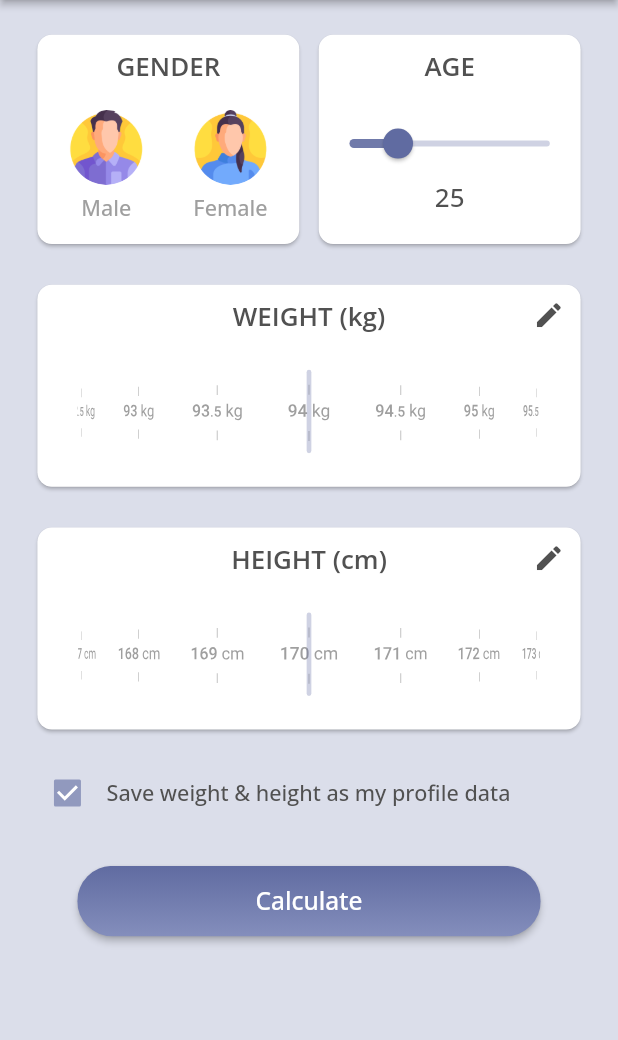
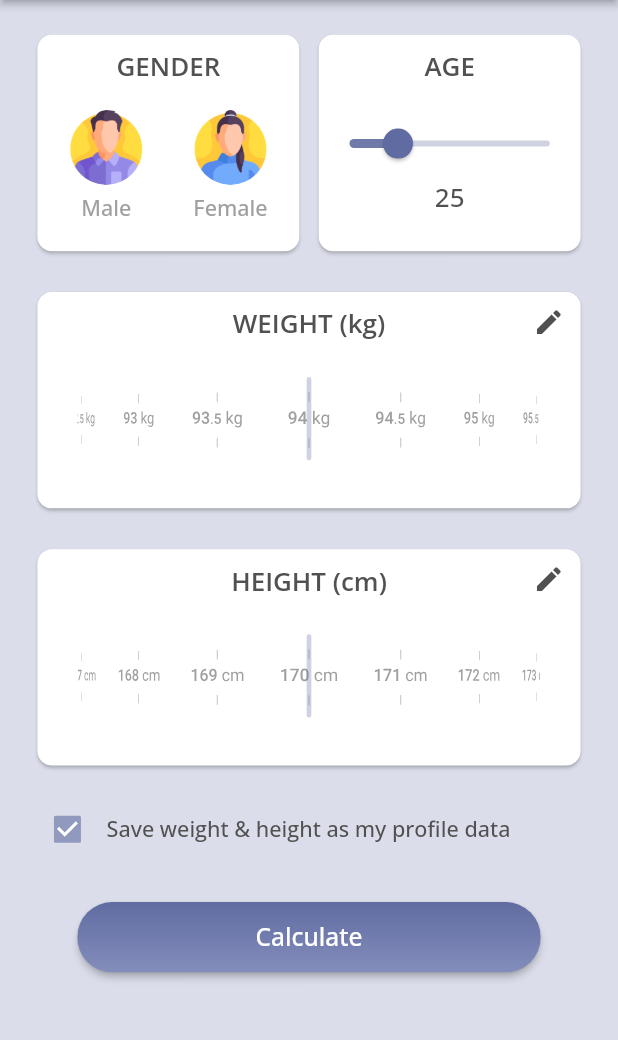
Before and after one commit to MSahirullah/BMI_Calculator_App, a Flutter app: the screen it shows once a user with an empty profile is signed in, on a phone screen of 412 x 824 dp, the part 84-1124 px from its top. Run offline on Flutter 3.47's test engine with Material 2 defaults, Android fonts, the phone set to English and light mode, and no system bars; our stand-ins replace cached_network_image, cloud_firestore, firebase_auth, firebase_core, firebase_storage, flutter_easyloading and 7 more; missing offline and left inert: age_calculator; accounts and stored records are empty.

Commit message:
Dimention settings updated

```diff
--- a/lib/Screens/home_screen.dart
+++ b/lib/Screens/home_screen.dart
@@ -175,7 +175,11 @@ class _HomeScreenState extends State<HomeScreen> {
                     ),
                     elevation: 1.0,
                     child: Container(
-                      height: Dimentions.height10 * 14.5,
+                      constraints: const BoxConstraints(
+                        minHeight: 136,
+                        maxHeight: 145,
+                      ),
+                      height: Dimentions.height10 * 15,
                       width:
                           (Dimentions.screenWidth - (Dimentions.width10 * 6)) /
                               2,
@@ -321,7 +325,11 @@ class _HomeScreenState extends State<HomeScreen> {
                     ),
                     elevation: 1.0,
                     child: Container(
-                      height: Dimentions.height10 * 14.5,
+                      constraints: const BoxConstraints(
+                        minHeight: 136,
+                        maxHeight: 145,
+                      ),
+                      height: Dimentions.height10 * 15,
                       width:
                           (Dimentions.screenWidth - (Dimentions.width10 * 6)) /
                               2,
@@ -400,7 +408,11 @@ class _HomeScreenState extends State<HomeScreen> {
                 elevation: 1.0,
                 child: Container(
                   width: double.infinity,
-                  height: Dimentions.height10 * 14,
+                  height: Dimentions.height10 * 15,
+                  constraints: const BoxConstraints(
+                    minHeight: 136,
+                    maxHeight: 145,
+                  ),
                   padding: EdgeInsets.symmetric(
                       vertical: Dimentions.height10,
                       horizontal: Dimentions.width10),
@@ -573,7 +585,11 @@ class _HomeScreenState extends State<HomeScreen> {
                 elevation: 1.0,
                 child: Container(
                   width: double.infinity,
-                  height: Dimentions.height10 * 14,
+                  height: Dimentions.height10 * 15,
+                  constraints: const BoxConstraints(
+                    minHeight: 136,
+                    maxHeight: 145,
+                  ),
                   padding: EdgeInsets.symmetric(
                       horizontal: Dimentions.width10,
                       vertical: Dimentions.height10),
--- a/lib/utils/colors.dart
+++ b/lib/utils/colors.dart
@@ -15,8 +15,8 @@ class AppColors {
     begin: Alignment.topCenter,
     end: Alignment.bottomCenter,
     colors: [
-      Color.fromARGB(255, 96, 107, 161),
-      Color.fromARGB(255, 132, 142, 188),
+      Color(0xFF606BA1),
+      Color(0xFF848EBC),
     ],
   );
 
```
